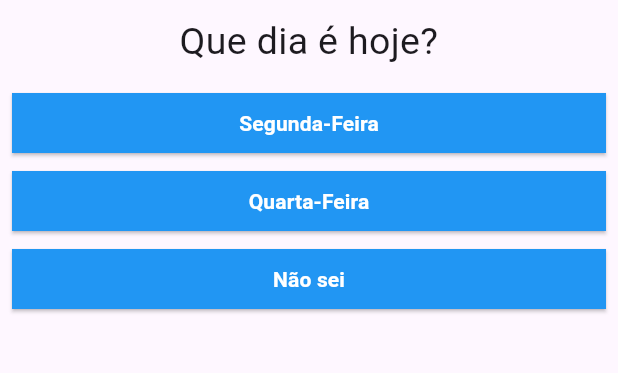
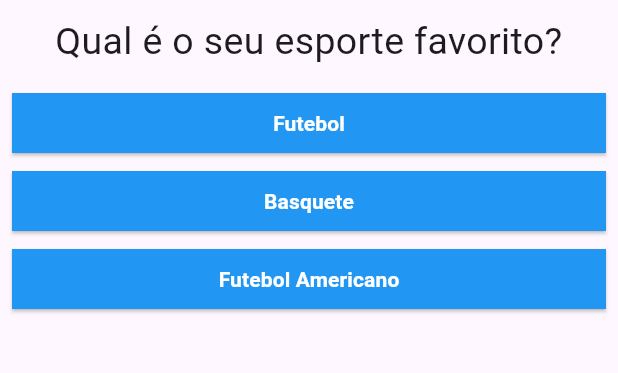
Before and after one commit to JotaDouglas/quiz, a Flutter app: the screen it shows after launch, after a tap on "Corinthians", after a tap on "Salvador", on a phone screen of 412 x 824 dp, the part 84-457 px from its top. Run offline on Flutter 3.47's test engine with Material 3 defaults, Android fonts, the phone set to English and light mode, and no system bars.

Commit message:
final version

```diff
--- a/lib/main.dart
+++ b/lib/main.dart
@@ -24,8 +24,8 @@ class _MyAppState extends State<MyApp> {
       'texto': "Qual é o seu time favorito?",
       'resposta': [
         {"texto":"Corinthians", "pontuacao":10},
-        {"texto":"Santos", "pontuacao":5},
-        {"texto":"Botafogo", "pontuacao":2},
+        {"texto":"Real Madrid", "pontuacao":5},
+        {"texto":"Manchester City", "pontuacao":2},
       ]
     },
     {
@@ -33,15 +33,15 @@ class _MyAppState extends State<MyApp> {
       'resposta': [
         {"texto":"São Paulo","pontuacao":10},
         {"texto":"Salvador","pontuacao":5},
-        {"texto":"curitiba","pontuacao":2},
+        {"texto":"New Yorik","pontuacao":2},
       ]
     },
     {
-      'texto': "Que dia é hoje?",
+      'texto': "Qual é o seu esporte favorito?",
       'resposta': [
-        {"texto":"Segunda-Feira","pontuacao":10},
-        {"texto":"Quarta-Feira","pontuacao":5},
-        {"texto":"Não sei","pontuacao":2},
+        {"texto":"Futebol","pontuacao":10},
+        {"texto":"Basquete","pontuacao":5},
+        {"texto":"Futebol Americano","pontuacao":5},
       ]
     },
   ];
```
